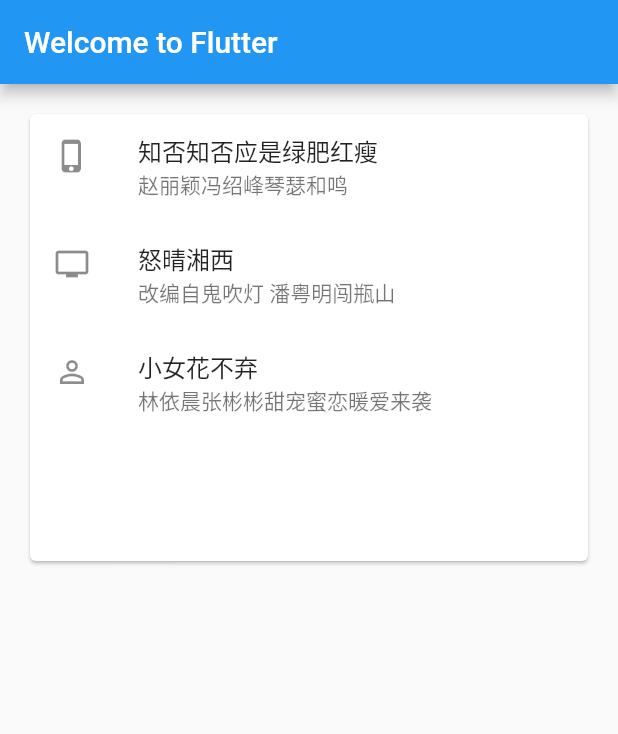
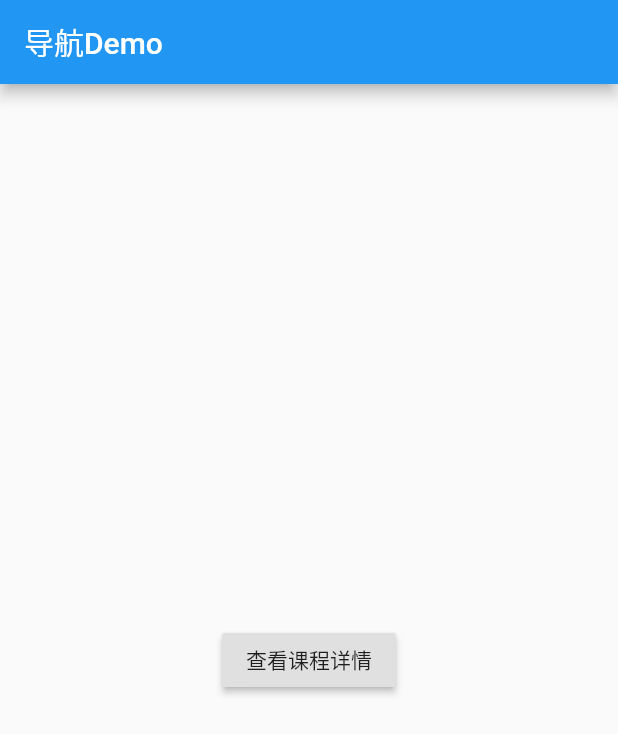
Before and after one commit to lanxuexing/flutter2study, a Flutter app: the screen it shows after launch, on a phone screen of 412 x 824 dp. Shown: the top 734 px of the screen. Run offline on Flutter 3.47's test engine with Material 2 defaults, Android fonts, the phone set to English and light mode, and no system bars.

Commit message:
navigator

```diff
--- a/lib/main.dart
+++ b/lib/main.dart
@@ -509,42 +509,93 @@
 /**
  * 13.Card Widget
  */
+// import 'package:flutter/material.dart';
+
+// void main() => runApp(MyApp());
+
+// class MyApp extends StatelessWidget {
+//   @override
+//   Widget build(BuildContext context) {
+//     return MaterialApp(
+//       title: 'Flutter Card Demo',
+//       home: Scaffold(
+//         appBar: AppBar(
+//           title: Text('Welcome to Flutter'),
+//         ),
+//         body: Card(
+//           margin: EdgeInsets.fromLTRB(20.0, 20.0, 20.0, 450.0),
+//           child: Column(
+//             children: <Widget>[
+//               ListTile(
+//                 leading: Icon(Icons.phone_iphone),
+//                 title: Text('知否知否应是绿肥红瘦'),
+//                 subtitle: Text('赵丽颖冯绍峰琴瑟和鸣'),
+//               ),
+//               ListTile(
+//                 leading: Icon(Icons.personal_video),
+//                 title: Text('怒晴湘西'),
+//                 subtitle: Text('改编自鬼吹灯 潘粤明闯瓶山'),
+//               ),
+//               ListTile(
+//                 leading: Icon(Icons.person_outline),
+//                 title: Text('小女花不弃'),
+//                 subtitle: Text('林依晨张彬彬甜宠蜜恋暖爱来袭'),
+//               ),
+//             ],
+//           ),
+//         ),
+//       ),
+//     );
+//   }
+// }
+
+
+/**
+ * 14.Navigator
+ */
 import 'package:flutter/material.dart';
 
-void main() => runApp(MyApp());
+void main() => runApp(
+  MaterialApp(
+    title: 'Flutter Navigator Demo',
+    home: FirstScreen(),
+  )
+);
 
-class MyApp extends StatelessWidget {
+class FirstScreen extends StatelessWidget {
   @override
   Widget build(BuildContext context) {
-    return MaterialApp(
-      title: 'Flutter Card Demo',
-      home: Scaffold(
-        appBar: AppBar(
-          title: Text('Welcome to Flutter'),
-        ),
-        body: Card(
-          margin: EdgeInsets.fromLTRB(20.0, 20.0, 20.0, 450.0),
-          child: Column(
-            children: <Widget>[
-              ListTile(
-                leading: Icon(Icons.phone_iphone),
-                title: Text('知否知否应是绿肥红瘦'),
-                subtitle: Text('赵丽颖冯绍峰琴瑟和鸣'),
-              ),
-              ListTile(
-                leading: Icon(Icons.personal_video),
-                title: Text('怒晴湘西'),
-                subtitle: Text('改编自鬼吹灯 潘粤明闯瓶山'),
-              ),
-              ListTile(
-                leading: Icon(Icons.person_outline),
-                title: Text('小女花不弃'),
-                subtitle: Text('林依晨张彬彬甜宠蜜恋暖爱来袭'),
-              ),
-            ],
-          ),
+    return Scaffold(
+      appBar: AppBar(
+        title: Text('导航Demo'),
+      ),
+      body: Center(
+        child: RaisedButton(
+          onPressed: () {
+            Navigator.push(context, MaterialPageRoute(builder: (context) => SeondScreen()));
+          },
+          child: Text('查看课程详情'),
         ),
       ),
     );
   }
 }
+
+class SeondScreen extends StatelessWidget {
+  @override
+  Widget build(BuildContext context) {
+    return Scaffold(
+      appBar: AppBar(
+        title: Text('课程详情'),
+      ),
+      body: Center(
+        child: RaisedButton(
+          onPressed: () {
+            Navigator.pop(context);
+          },
+          child: Text('返回课程'),
+        ),
+      ),
+    );
+  }
+}
```
